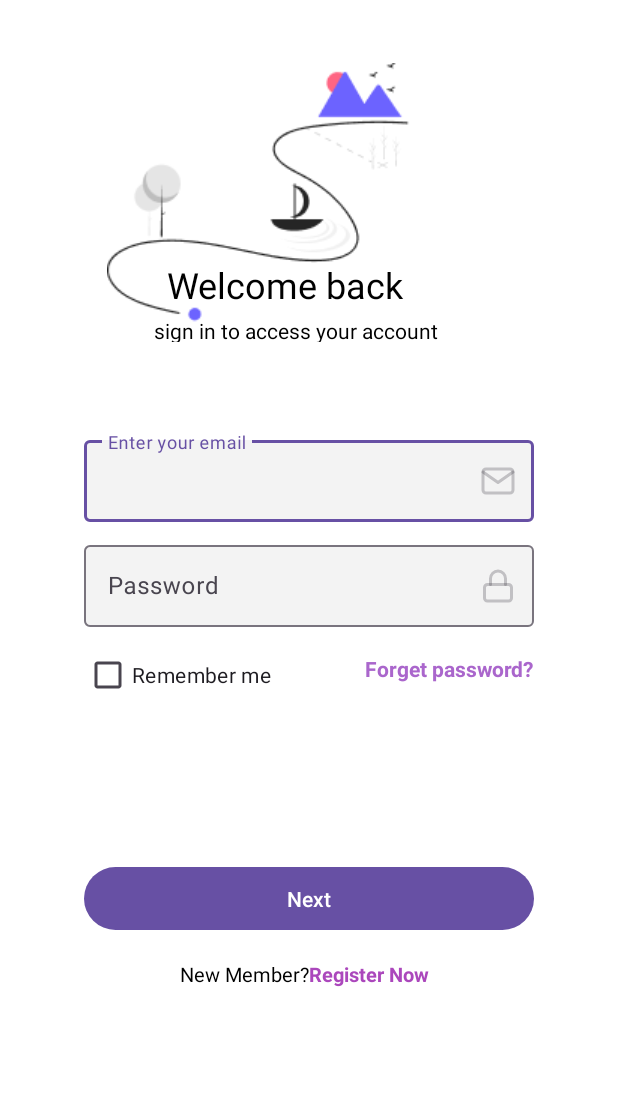
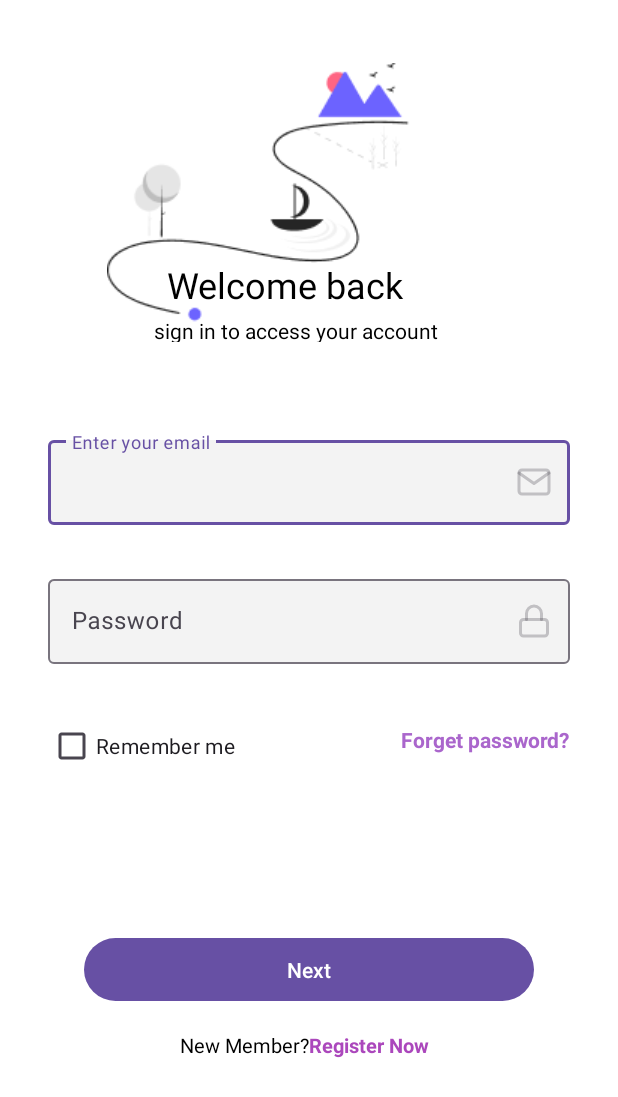
Before and after one commit to OleksandraLishchenko/assignment4, an Android app: the screen it shows after launch (MainActivity), on a phone screen of 412 x 824 dp. Shown: the top 1097 px of the screen. Run offline under Robolectric (Android 15) with nearby library versions, the phone set to English and light mode, and no system bars.

Commit message:
new commit

```diff
--- a/app/src/main/AndroidManifest.xml
+++ b/app/src/main/AndroidManifest.xml
@@ -12,8 +12,11 @@
         android:supportsRtl="true"
         android:theme="@style/Theme.AssignmnetNew4">
         <activity
+            android:name=".NewActivity"
+            android:exported="false" />
+        <activity
             android:name=".SignUpActivity"
-            android:exported="false"/>
+            android:exported="false" />
         <activity
             android:name=".MainActivity"
             android:exported="true">
--- a/app/src/main/res/layout/account_log_in.xml
+++ b/app/src/main/res/layout/account_log_in.xml
@@ -39,35 +39,47 @@
 
     <com.google.android.material.textfield.TextInputLayout
         android:id="@+id/emailInput"
+        android:layout_width="0dp"
+        android:layout_height="wrap_content"
         android:hint="@string/EnterEmail"
         app:endIconDrawable="@drawable/mail"
+        app:errorEnabled="true"
         app:boxBackgroundColor="@color/grey"
         app:endIconMode="custom"
+        app:errorTextAppearance="@style/ErrorTextStyle"
+        app:layout_constraintTop_toBottomOf="@id/SignInText"
+        app:layout_constraintStart_toStartOf="parent"
         app:layout_constraintEnd_toEndOf="parent"
-        app:layout_constraintStart_toStartOf="parent"
-        app:layout_constraintTop_toBottomOf="@id/SignInText"
-        style="@style/EnterEmailStyle">
+        android:layout_marginTop="60dp"
+        android:layout_marginHorizontal="32dp">
 
         <com.google.android.material.textfield.TextInputEditText
+            android:id="@+id/InputEmail"
             android:layout_width="match_parent"
             android:layout_height="wrap_content" />
     </com.google.android.material.textfield.TextInputLayout>
 
     <com.google.android.material.textfield.TextInputLayout
         android:id="@+id/passwordInput"
+        android:layout_width="0dp"
+        android:layout_height="wrap_content"
         android:hint="@string/Password"
         app:endIconDrawable="@drawable/lock"
+        app:errorEnabled="true"
+        app:boxBackgroundColor="@color/grey"
         app:endIconMode="custom"
-        app:boxBackgroundColor="@color/grey"
+        app:errorTextAppearance="@style/ErrorTextStyle"
+        app:layout_constraintTop_toBottomOf="@id/emailInput"
+        app:layout_constraintStart_toStartOf="parent"
         app:layout_constraintEnd_toEndOf="parent"
-        app:layout_constraintStart_toStartOf="parent"
-        app:layout_constraintTop_toBottomOf="@id/emailInput"
-        style="@style/PasswordInputStyle">
+        android:layout_marginTop="10dp"
+        android:layout_marginHorizontal="32dp">
 
         <com.google.android.material.textfield.TextInputEditText
+            android:id="@+id/InputPassword"
             android:layout_width="match_parent"
             android:layout_height="wrap_content"
-            android:inputType="textPassword"/>
+            android:inputType="textPassword" />
     </com.google.android.material.textfield.TextInputLayout>
 
     <CheckBox
--- a/app/src/main/res/values/colors.xml
+++ b/app/src/main/res/values/colors.xml
@@ -3,4 +3,5 @@
     <color name="black">#FF000000</color>
     <color name="white">#FFFFFFFF</color>
     <color name="grey">#33C4C4C4</color>
+    <color name="red">#CC3333</color>
 </resources>
--- a/app/src/main/res/values/styles.xml
+++ b/app/src/main/res/values/styles.xml
@@ -35,13 +35,13 @@
     <style name="PasswordInputStyle">
         <item name="android:layout_width">300dp</item>
         <item name="android:layout_height">60dp</item>
-        <item name="android:layout_marginTop">10dp</item>
+        <item name="android:layout_marginTop">20dp</item>
     </style>
 
     <style name="RememberCheckBoxStyle">
         <item name="android:layout_width">wrap_content</item>
         <item name="android:layout_height">wrap_content</item>
-        <item name="android:layout_marginTop">8dp</item>
+        <item name="android:layout_marginTop">10dp</item>
     </style>
 
     <style name="ForgetPasswordStyle">
@@ -155,4 +155,9 @@
         <item name="android:textSize">13sp</item>
         <item name="android:textStyle">bold</item>
     </style>
+    <style name="ErrorTextStyle" parent="TextAppearance.AppCompat.Small">
+        <item name="android:textColor">@color/red</item>
+        <item name="android:textSize">12sp</item>
+    </style>
+
 </resources>
--- a/app/src/main/res/values/themes.xml
+++ b/app/src/main/res/values/themes.xml
@@ -5,5 +5,10 @@
         <!-- <item name="colorPrimary">@color/my_light_primary</item> -->
     </style>
 
+    <style name="AppTheme" parent="Theme.MaterialComponents.DayNight.DarkActionBar">
+        <!-- Your customizations -->
+    </style>
+
+
     <style name="Theme.AssignmnetNew4" parent="Base.Theme.AssignmnetNew4" />
 </resources>
```
Also changed, not shown: app/src/main/java/com/example/assignmnetnew4/MainActivity.kt (line endings or trailing spaces).
